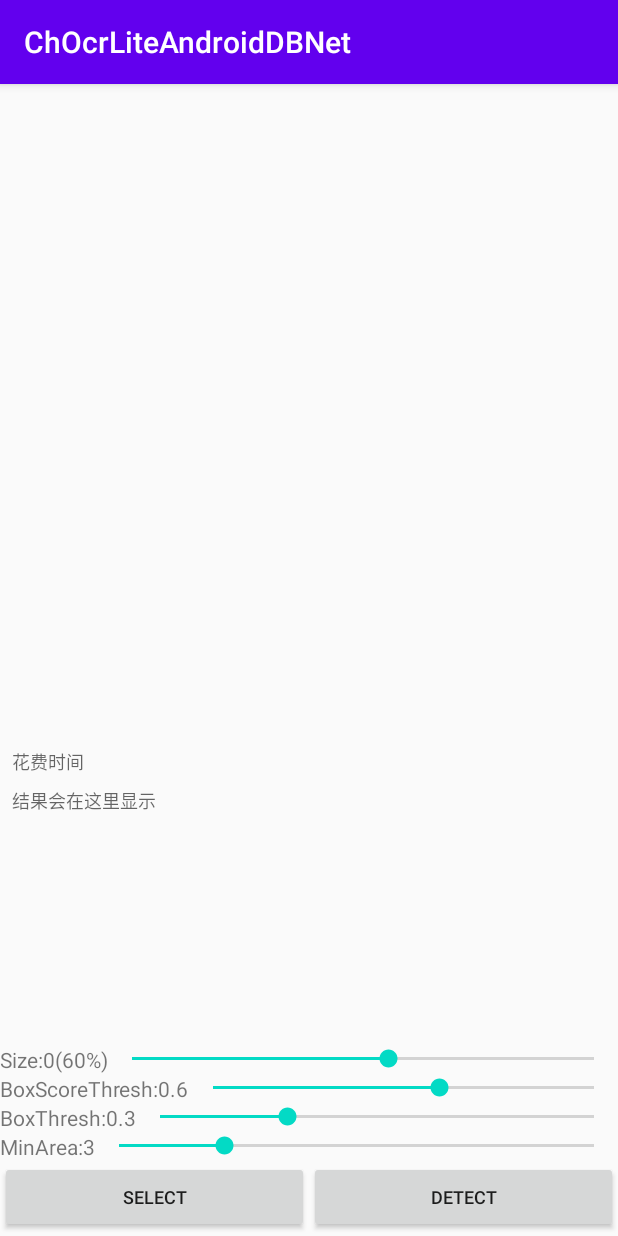
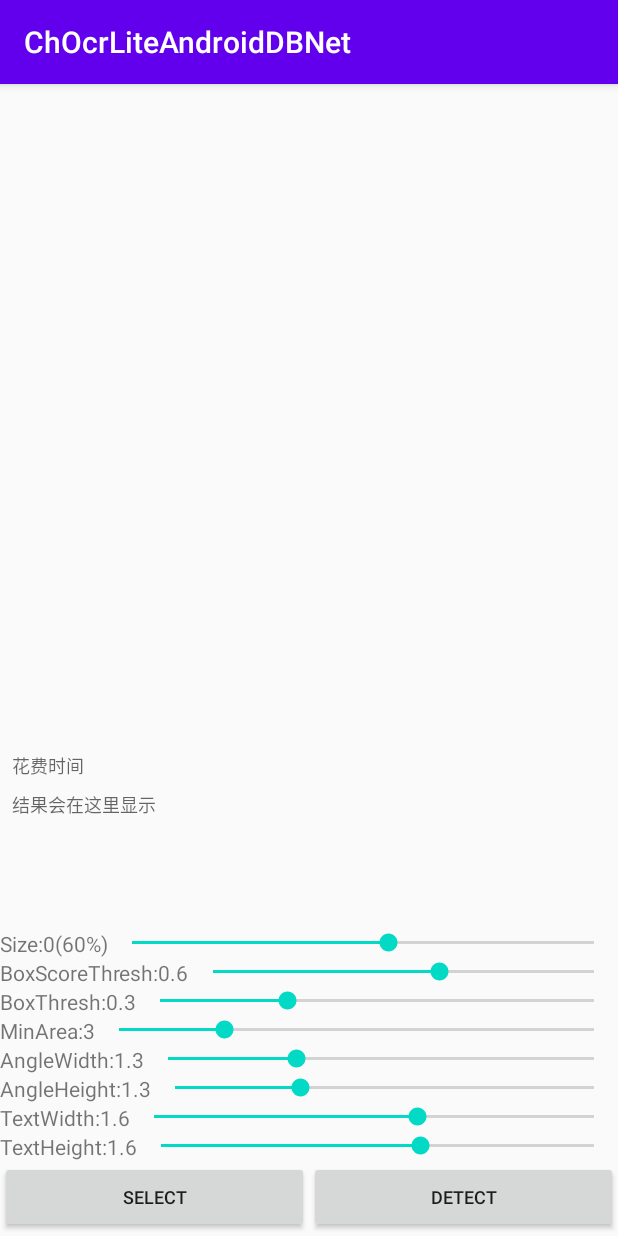
Before and after one commit to benjaminwan/ChOcrLiteAndroidDBNet, an Android app: the screen it shows after launch (MainActivity), on a phone screen of 412 x 824 dp. Run offline under Robolectric (Android 15) with nearby library versions, the phone set to English and light mode, and no system bars; 3 statements that could not run were skipped.

Commit message:
增加4个参数的调节seekBar

```diff
--- a/app/src/main/res/layout/activity_main.xml
+++ b/app/src/main/res/layout/activity_main.xml
@@ -25,7 +25,7 @@
     <TextView
         android:id="@+id/resultTV"
         android:layout_width="match_parent"
-        android:layout_height="180dp"
+        android:layout_height="100dp"
         android:hint="结果会在这里显示"
         android:padding="8dp"
         android:textSize="12sp" />
@@ -117,6 +117,90 @@
     <LinearLayout
         android:layout_width="match_parent"
         android:layout_height="wrap_content"
+        android:orientation="horizontal">
+
+        <TextView
+            android:id="@+id/angleWidthTv"
+            android:layout_width="wrap_content"
+            android:layout_height="wrap_content"
+            android:text="AngleWidth:1.3" />
+
+        <SeekBar
+            android:id="@+id/angleWidthSeekBar"
+            android:layout_width="match_parent"
+            android:layout_height="wrap_content"
+            android:max="20"
+            android:min="10"
+            android:progress="13" />
+
+    </LinearLayout>
+
+    <LinearLayout
+        android:layout_width="match_parent"
+        android:layout_height="wrap_content"
+        android:orientation="horizontal">
+
+        <TextView
+            android:id="@+id/angleHeightTv"
+            android:layout_width="wrap_content"
+            android:layout_height="wrap_content"
+            android:text="AngleHeight:1.3" />
+
+        <SeekBar
+            android:id="@+id/angleHeightSeekBar"
+            android:layout_width="match_parent"
+            android:layout_height="wrap_content"
+            android:max="20"
+            android:min="10"
+            android:progress="13" />
+
+    </LinearLayout>
+
+    <LinearLayout
+        android:layout_width="match_parent"
+        android:layout_height="wrap_content"
+        android:orientation="horizontal">
+
+        <TextView
+            android:id="@+id/textWidthTv"
+            android:layout_width="wrap_content"
+            android:layout_height="wrap_content"
+            android:text="TextWidth:1.6" />
+
+        <SeekBar
+            android:id="@+id/textWidthSeekBar"
+            android:layout_width="match_parent"
+            android:layout_height="wrap_content"
+            android:max="20"
+            android:min="10"
+            android:progress="16" />
+
+    </LinearLayout>
+
+    <LinearLayout
+        android:layout_width="match_parent"
+        android:layout_height="wrap_content"
+        android:orientation="horizontal">
+
+        <TextView
+            android:id="@+id/textHeightTv"
+            android:layout_width="wrap_content"
+            android:layout_height="wrap_content"
+            android:text="TextHeight:1.6" />
+
+        <SeekBar
+            android:id="@+id/textHeightSeekBar"
+            android:layout_width="match_parent"
+            android:layout_height="wrap_content"
+            android:max="20"
+            android:min="10"
+            android:progress="16" />
+
+    </LinearLayout>
+
+    <LinearLayout
+        android:layout_width="match_parent"
+        android:layout_height="wrap_content"
         android:layout_marginBottom="2dp"
         android:orientation="horizontal">
 
```
Also changed, not shown: OcrLibrary/src/main/java/com/benjaminwan/ocrlibrary/OcrEngine.kt (+14 -2 lines), app/src/main/java/com/benjaminwan/ocr/dbnet/MainActivity.kt (+40 -0 lines), 5 other files.
